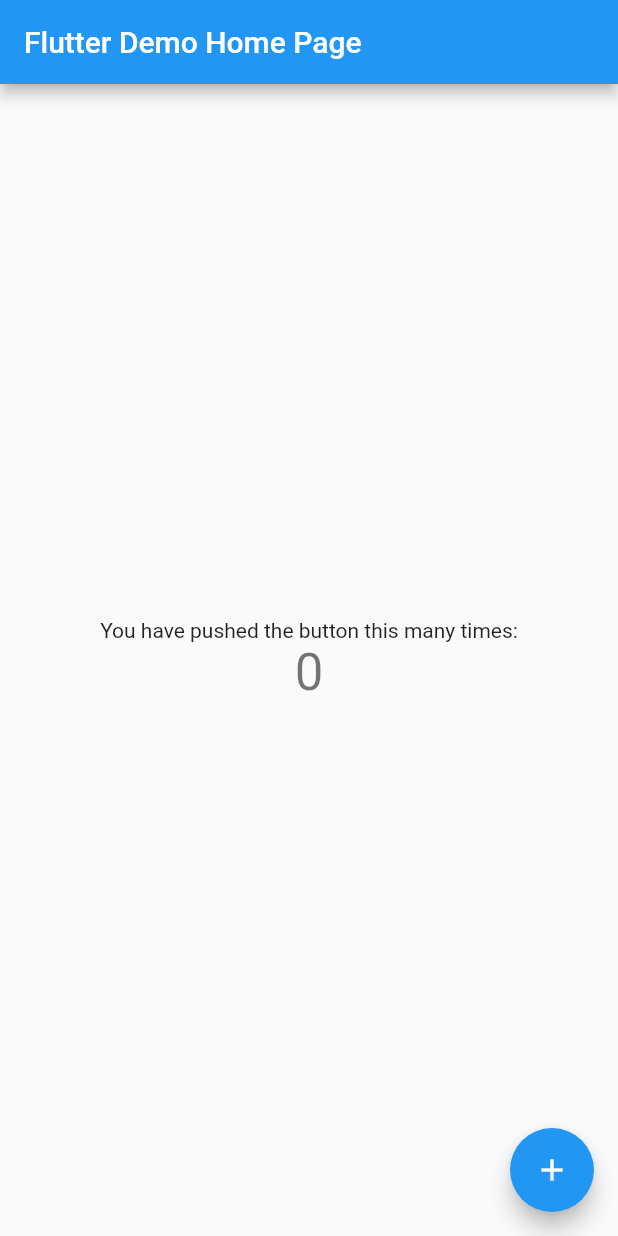
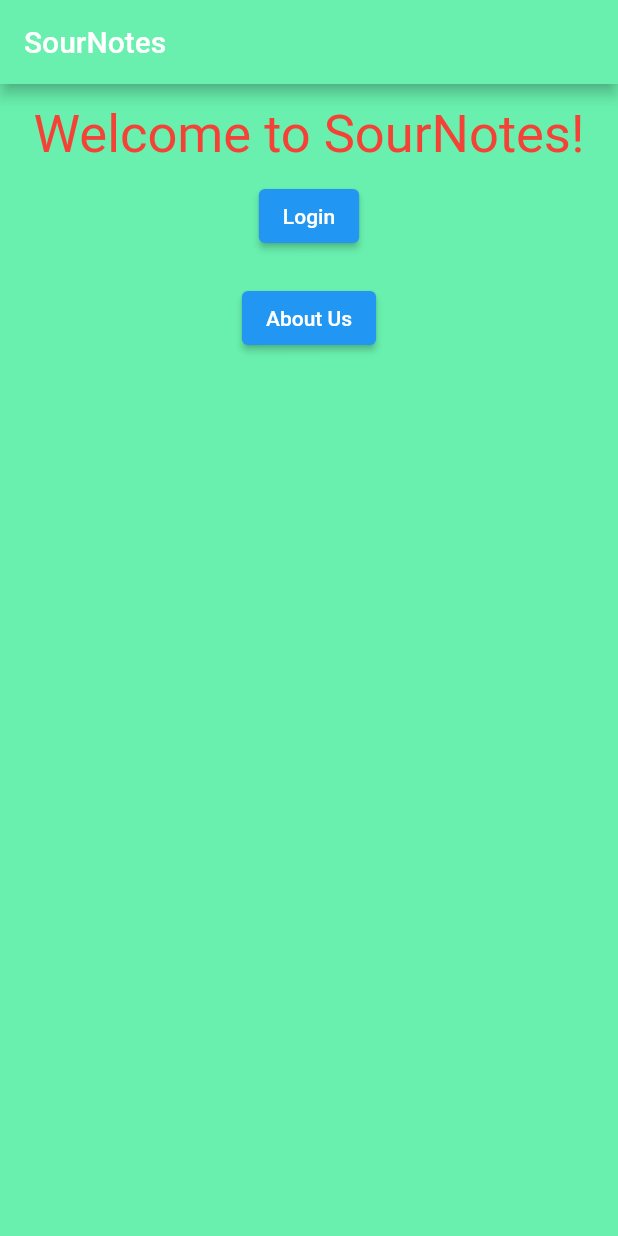
Before and after one commit to UwemEkong/sour_notes, a Flutter app: the screen it shows after launch, on a phone screen of 412 x 824 dp. Run offline on Flutter 3.47's test engine with Material 2 defaults, Android fonts, the phone set to English and light mode, and no system bars.

```diff
--- a/lib/main.dart
+++ b/lib/main.dart
@@ -1,115 +1,18 @@
+// ignore_for_file: prefer_const_constructors, use_key_in_widget_constructors
+
 import 'package:flutter/material.dart';
+import 'package:sour_notes/routes/routes.dart';
 
 void main() {
-  runApp(const MyApp());
+  runApp(MyApp());
 }
 
 class MyApp extends StatelessWidget {
-  const MyApp({Key? key}) : super(key: key);
-
-  // This widget is the root of your application.
   @override
   Widget build(BuildContext context) {
     return MaterialApp(
-      title: 'Flutter Demo',
-      theme: ThemeData(
-        // This is the theme of your application.
-        //
-        // Try running your application with "flutter run". You'll see the
-        // application has a blue toolbar. Then, without quitting the app, try
-        // changing the primarySwatch below to Colors.green and then invoke
-        // "hot reload" (press "r" in the console where you ran "flutter run",
-        // or simply save your changes to "hot reload" in a Flutter IDE).
-        // Notice that the counter didn't reset back to zero; the application
-        // is not restarted.
-        primarySwatch: Colors.blue,
-      ),
-      home: const MyHomePage(title: 'Flutter Demo Home Page'),
+      initialRoute: RouteManager.homePage,
+      onGenerateRoute: RouteManager.generateRoute,
     );
   }
 }
-
-class MyHomePage extends StatefulWidget {
-  const MyHomePage({Key? key, required this.title}) : super(key: key);
-
-  // This widget is the home page of your application. It is stateful, meaning
-  // that it has a State object (defined below) that contains fields that affect
-  // how it looks.
-
-  // This class is the configuration for the state. It holds the values (in this
-  // case the title) provided by the parent (in this case the App widget) and
-  // used by the build method of the State. Fields in a Widget subclass are
-  // always marked "final".
-
-  final String title;
-
-  @override
-  State<MyHomePage> createState() => _MyHomePageState();
-}
-
-class _MyHomePageState extends State<MyHomePage> {
-  int _counter = 0;
-
-  void _incrementCounter() {
-    setState(() {
-      // This call to setState tells the Flutter framework that something has
-      // changed in this State, which causes it to rerun the build method below
-      // so that the display can reflect the updated values. If we changed
-      // _counter without calling setState(), then the build method would not be
-      // called again, and so nothing would appear to happen.
-      _counter++;
-    });
-  }
-
-  @override
-  Widget build(BuildContext context) {
-    // This method is rerun every time setState is called, for instance as done
-    // by the _incrementCounter method above.
-    //
-    // The Flutter framework has been optimized to make rerunning build methods
-    // fast, so that you can just rebuild anything that needs updating rather
-    // than having to individually change instances of widgets.
-    return Scaffold(
-      appBar: AppBar(
-        // Here we take the value from the MyHomePage object that was created by
-        // the App.build method, and use it to set our appbar title.
-        title: Text(widget.title),
-      ),
-      body: Center(
-        // Center is a layout widget. It takes a single child and positions it
-        // in the middle of the parent.
-        child: Column(
-          // Column is also a layout widget. It takes a list of children and
-          // arranges them vertically. By default, it sizes itself to fit its
-          // children horizontally, and tries to be as tall as its parent.
-          //
-          // Invoke "debug painting" (press "p" in the console, choose the
-          // "Toggle Debug Paint" action from the Flutter Inspector in Android
-          // Studio, or the "Toggle Debug Paint" command in Visual Studio Code)
-          // to see the wireframe for each widget.
-          //
-          // Column has various properties to control how it sizes itself and
-          // how it positions its children. Here we use mainAxisAlignment to
-          // center the children vertically; the main axis here is the vertical
-          // axis because Columns are vertical (the cross axis would be
-          // horizontal).
-          mainAxisAlignment: MainAxisAlignment.center,
-          children: <Widget>[
-            const Text(
-              'You have pushed the button this many times:',
-            ),
-            Text(
-              '$_counter',
-              style: Theme.of(context).textTheme.headline4,
-            ),
-          ],
-        ),
-      ),
-      floatingActionButton: FloatingActionButton(
-        onPressed: _incrementCounter,
-        tooltip: 'Increment',
-        child: const Icon(Icons.add),
-      ), // This trailing comma makes auto-formatting nicer for build methods.
-    );
-  }
-}
--- /dev/null
+++ b/lib/pages/home_page.dart
@@ -0,0 +1,50 @@
+// ignore_for_file: prefer_const_constructors, use_key_in_widget_constructors
+
+import 'package:flutter/material.dart';
+import 'package:sour_notes/routes/routes.dart';
+
+class HomePage extends StatefulWidget {
+  @override
+  _HomePageState createState() => _HomePageState();
+}
+
+class _HomePageState extends State<HomePage> {
+  @override
+  Widget build(BuildContext context) {
+    return Scaffold(
+        backgroundColor: Colors.greenAccent,
+        appBar: AppBar(
+          title: Text('SourNotes'),
+          backgroundColor: Colors.greenAccent,
+        ),
+        body: Center(
+            child: Column(
+          children: [
+            Padding(
+              padding: EdgeInsets.all(10),
+              child: Text('Welcome to SourNotes!',
+                  style: TextStyle(
+                      height: 1.25, fontSize: 35, color: Colors.red[500])),
+            ),
+            ElevatedButton(
+              child: Text('Login'),
+              onPressed: () {
+                Navigator.of(context).pushNamed(RouteManager.loginPage);
+              },
+            ),
+            SizedBox(
+              height: 20,
+            ),
+            ElevatedButton(
+              child: Text('About Us'),
+              onPressed: () {
+                Navigator.of(context).pushNamed(RouteManager.aboutUsPage);
+              },
+            ),
+            SizedBox(
+              height: 20,
+            ),
+          ],
+        )));
+  }
+}
--- /dev/null
+++ b/lib/routes/routes.dart
@@ -0,0 +1,65 @@
+import 'package:flutter/material.dart';
+import 'package:sour_notes/pages/profiles/adam_page.dart';
+import 'package:sour_notes/pages/profiles/gurkirat_page.dart';
+import 'package:sour_notes/pages/profiles/niraj_page.dart';
+import 'package:sour_notes/pages/profiles/uwem_page.dart';
+import 'package:sour_notes/pages/profiles/mirsky_page.dart';
+
+import 'package:sour_notes/pages/home_page.dart';
+import 'package:sour_notes/pages/about_us_page.dart';
+
+import '../login.dart';
+
+class RouteManager {
+  static const String homePage = '/';
+  static const String loginPage = '/loginPage';
+  static const String aboutUsPage = '/aboutUsPage';
+
+  static const String adamPage = '/adamPage';
+  static const String gurkiratPage = '/gurkiratPage';
+  static const String nirajPage = '/nirajPage';
+  static const String uwemPage = '/uwemPage';
+  static const String mirskyPage = '/mirskyPage';
+
+  static Route<dynamic> generateRoute(RouteSettings settings) {
+    switch (settings.name) {
+      case homePage:
+        return MaterialPageRoute(
+          builder: (context) => HomePage(),
+        );
+      case loginPage:
+        return MaterialPageRoute(
+          builder: (context) => EntryRoute(),
+        );
+
+      case aboutUsPage:
+        return MaterialPageRoute(
+          builder: (context) => AboutUsPage(),
+        );
+      case adamPage:
+        return MaterialPageRoute(
+          builder: (context) => AdamPage(),
+        );
+      case gurkiratPage:
+        return MaterialPageRoute(
+          builder: (context) => GurkiratPage(),
+        );
+      case nirajPage:
+        return MaterialPageRoute(
+          builder: (context) => NirajPage(),
+        );
+      case uwemPage:
+        return MaterialPageRoute(
+          builder: (context) => UwemPage(),
+        );
+      case mirskyPage:
+        return MaterialPageRoute(
+          builder: (context) => MirksyPage(),
+        );
+      default:
+        return MaterialPageRoute(
+          builder: (context) => HomePage(),
+        );
+    }
+  }
+}
```
Also changed, not shown: lib/pages/about_us_page.dart (added, +87 -0 lines), lib/pages/profiles/adam_page.dart (added, +59 -0 lines), lib/pages/profiles/gurkirat_page.dart (added, +59 -0 lines), lib/pages/profiles/mirsky_page.dart (added, +59 -0 lines), lib/pages/profiles/niraj_page.dart (added, +59 -0 lines), lib/pages/profiles/uwem_page.dart (added, +57 -0 lines), assets/mirsky1.jpg (added), assets/niraj1.jpg (added), 2 other files.
